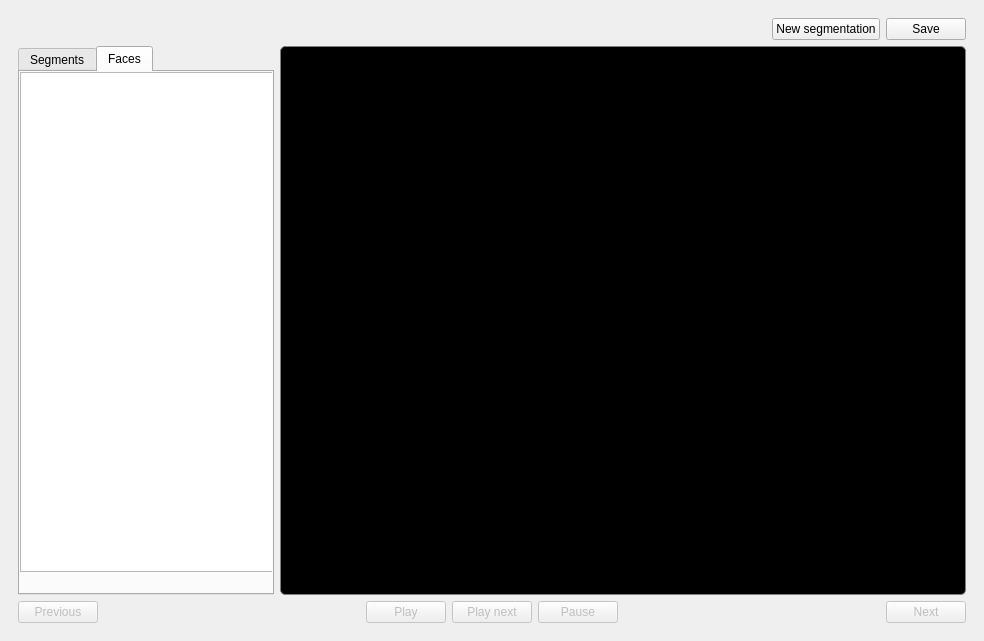
Before: the Qt Designer form segmenter/gui.ui in animeshsahay/icl_video_segmentation, drawn with Qt 5.
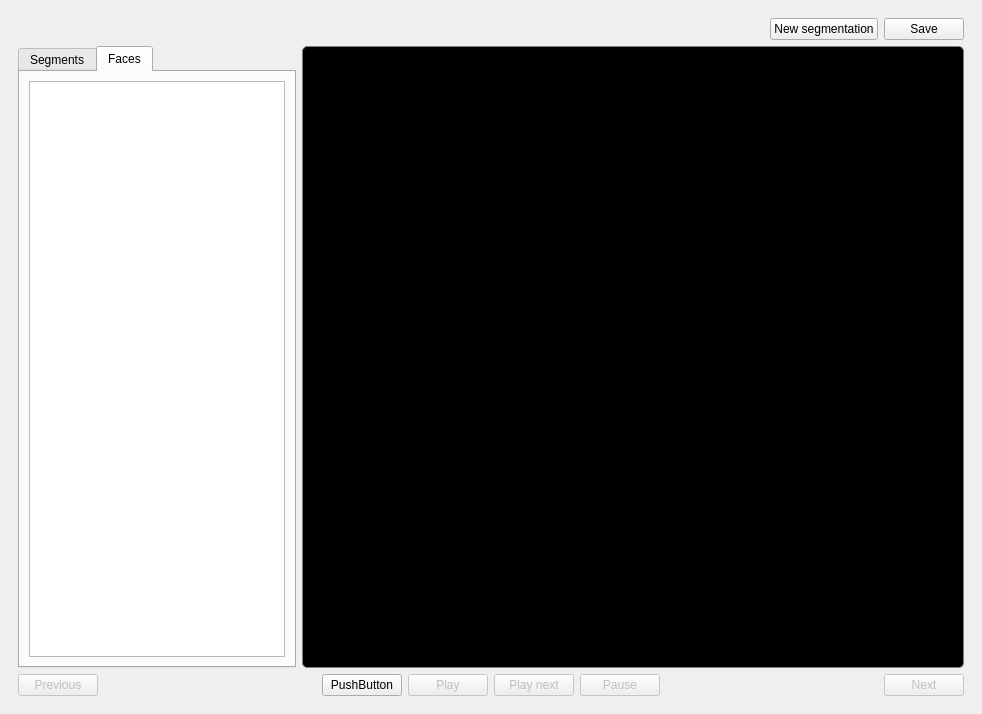
After: the same form once the commit is applied. The open tabs and pages were chosen to show the change. Custom widgets are drawn as their Qt base class.

Commit message: Faces view

The edit to the form file:
```diff
--- a/segmenter/gui.ui
+++ b/segmenter/gui.ui
@@ -6,8 +6,8 @@
    <rect>
     <x>0</x>
     <y>0</y>
-    <width>984</width>
-    <height>641</height>
+    <width>982</width>
+    <height>714</height>
    </rect>
   </property>
   <property name="sizePolicy">
@@ -717,16 +717,15 @@
                <attribute name="title">
                 <string>Faces</string>
                </attribute>
-               <widget class="QTreeView" name="facesTree">
-                <property name="geometry">
-                 <rect>
-                  <x>0</x>
-                  <y>0</y>
-                  <width>256</width>
-                  <height>500</height>
-                 </rect>
-                </property>
-               </widget>
+               <layout class="QGridLayout" name="gridLayout_7">
+                <item row="0" column="0">
+                 <layout class="QGridLayout" name="gridLayout_6">
+                  <item row="0" column="0">
+                   <widget class="QColumnView" name="faceList"/>
+                  </item>
+                 </layout>
+                </item>
+               </layout>
               </widget>
              </widget>
             </item>
@@ -796,6 +795,13 @@
               </property>
              </spacer>
             </item>
+            <item>
+             <widget class="QPushButton" name="populateButton">
+              <property name="text">
+               <string>PushButton</string>
+              </property>
+             </widget>
+            </item>
             <item>
              <widget class="QPushButton" name="playButton">
               <property name="enabled">
```
Left out of the diff: 22 changed lines with no effect on the pictures. Lines whose indentation alone changed are shown as unchanged. The commit also changes 3 other files.
